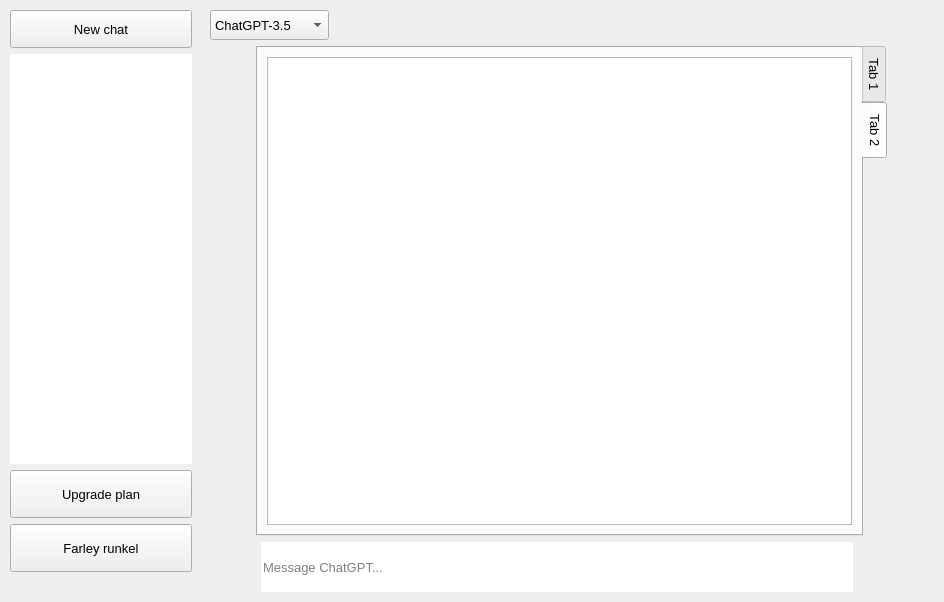
Above: forms/mainwindow.ui from farleyrunkel/qollama before the change. Below: the same form after it.
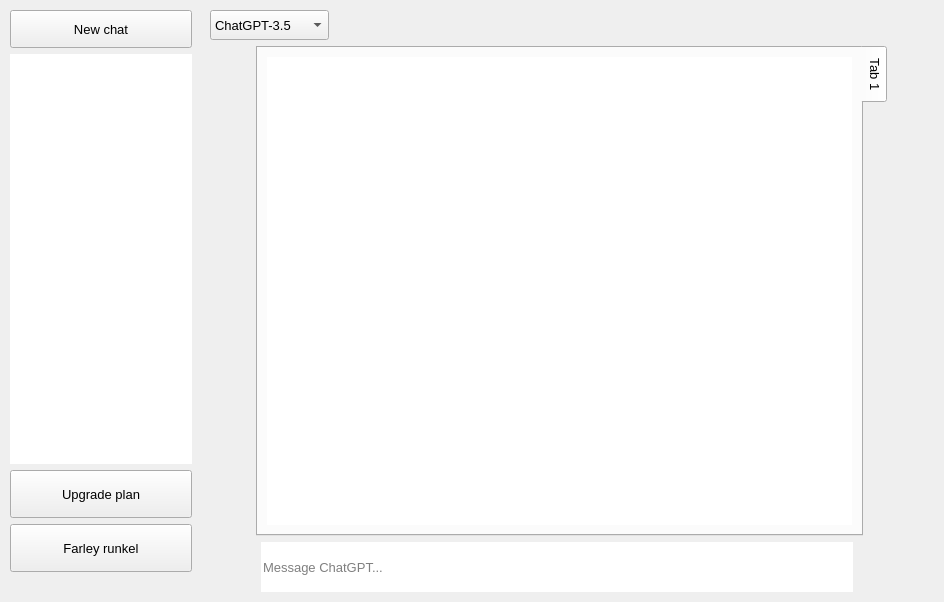
That is the form after the change. Icons and pictures are not drawn. Custom widgets are drawn as their Qt base class.

The edit to the form file:
```diff
--- a/forms/mainwindow.ui
+++ b/forms/mainwindow.ui
@@ -572,7 +572,7 @@
            <enum>QTabWidget::Rounded</enum>
           </property>
           <property name="currentIndex">
-           <number>1</number>
+           <number>0</number>
           </property>
           <property name="tabsClosable">
            <bool>false</bool>
@@ -603,16 +603,6 @@
             </item>
            </layout>
           </widget>
-          <widget class="QWidget" name="tab_2">
-           <attribute name="title">
-            <string>Tab 2</string>
-           </attribute>
-           <layout class="QVBoxLayout" name="verticalLayout_2">
-            <item>
-             <widget class="QListWidget" name="listWidget"/>
-            </item>
-           </layout>
-          </widget>
          </widget>
         </item>
         <item row="2" column="0">
```
